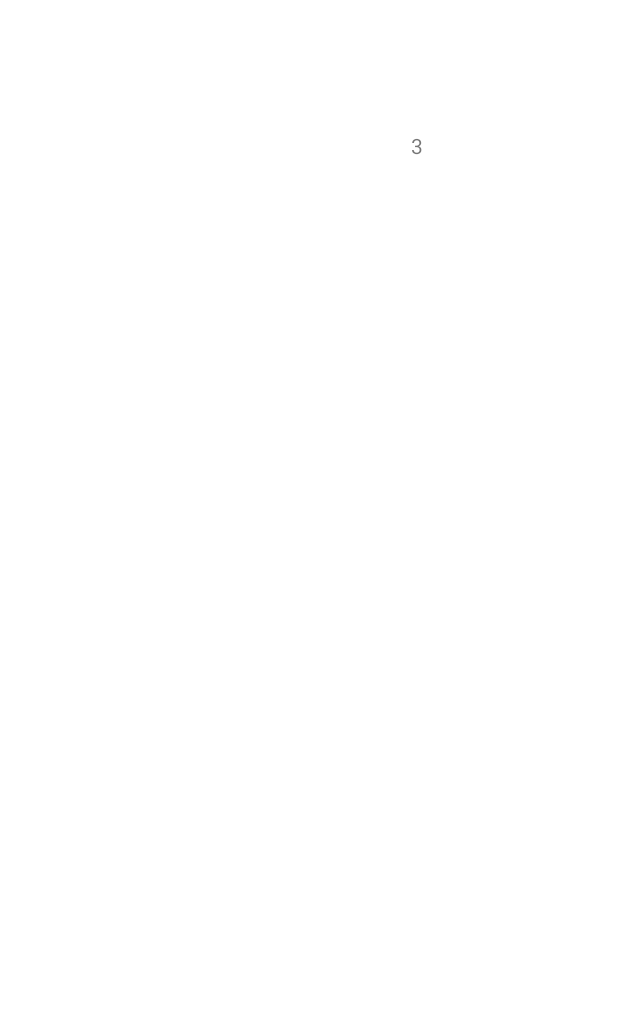
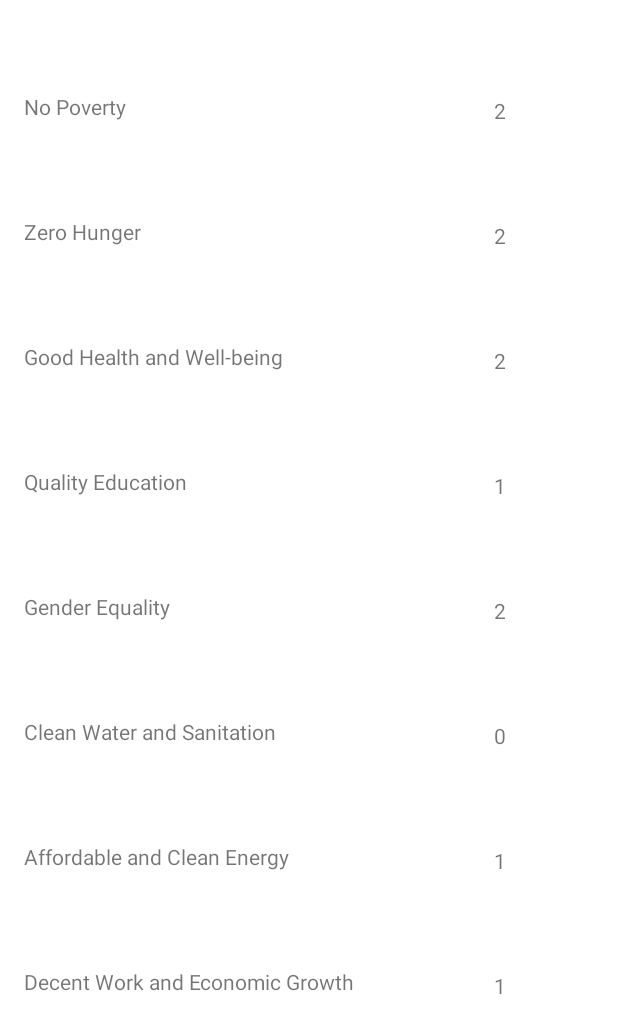
Before and after one commit to jsubrata12/INFS3605, an Android app: the SDGActivity screen opened directly, with no data from a screen before it, on a phone screen of 412 x 824 dp. Before the commit the part shown is almost empty. Shown: the top 1033 px of the screen. Run offline under Robolectric (Android 15) with nearby library versions, the phone set to English and light mode, and no system bars.

Commit message:
Updated SDG List and UI

```diff
--- a/app/src/main/java/com/example/infs3605/ProjectAdapter.java
+++ b/app/src/main/java/com/example/infs3605/ProjectAdapter.java
@@ -38,6 +38,7 @@ public class ProjectAdapter extends RecyclerView.Adapter<ProjectViewHolder>{
         Project project = listProject.get(position);
         holder.name.setText(project.getProjectName());
         // If the topic boolean isCompleted is true, a completed icon ImageView is set Visible
+
         holder.itemView.setTag(project.getProjectName());
     }
 
--- a/app/src/main/java/com/example/infs3605/SDG.java
+++ b/app/src/main/java/com/example/infs3605/SDG.java
@@ -1,47 +1,58 @@
 package com.example.infs3605;
 
-import androidx.room.ColumnInfo;
-import androidx.room.Entity;
-import androidx.room.PrimaryKey;
+import java.util.ArrayList;
 
-@Entity(tableName = "SDG")
 public class SDG {
-    @PrimaryKey(autoGenerate = true)
-    public int sdgID;
-    @ColumnInfo(name = "SDG")
-    public String sdg;
-    @ColumnInfo(name = "Points")
-    public int points;
+    private String sdgName;
 
-    public SDG(int sdgID, String sdg, int points) {
-        this.sdgID = sdgID;
-        this.sdg = sdg;
-        this.points = points;
-    }
-    public int getSdgID() {
-        return sdgID;
+    public SDG(String sdgName) {
+        this.sdgName = sdgName;
     }
 
-    public SDG setSdgID(int sdgID) {
-        this.sdgID = sdgID;
+    public SDG() {
+
+    }
+
+    public String getSdgName() {
+        return sdgName;
+    }
+
+    public SDG setSdgName(String sdgName) {
+        this.sdgName = sdgName;
         return this;
     }
 
-    public String getSdg() {
-        return sdg;
+    public static ArrayList<SDG> getSDG(){
+        ArrayList<SDG> sdgs = new ArrayList<>();
+        sdgs.add(new SDG("No Poverty"));
+        sdgs.add(new SDG("Zero Hunger"));
+        sdgs.add(new SDG("Good Health and Well-being"));
+        sdgs.add(new SDG("Quality Education"));
+        sdgs.add(new SDG("Gender Equality"));
+        sdgs.add(new SDG("Clean Water and Sanitation"));
+        sdgs.add(new SDG("Affordable and Clean Energy"));
+        sdgs.add(new SDG("Decent Work and Economic Growth"));
+        sdgs.add(new SDG("Industry, Innovation and Infrastructure"));
+        sdgs.add(new SDG("Reduced Inequalities"));
+        sdgs.add(new SDG("Sustainable Cities and Communities"));
+        sdgs.add(new SDG("Responsible Consumption and Production"));
+        sdgs.add(new SDG("Climate Action"));
+        sdgs.add(new SDG("Life Below Water"));
+        sdgs.add(new SDG("Life on Land"));
+        sdgs.add(new SDG("Peace, Justice and Strong Institutions"));
+        sdgs.add(new SDG("Partnerships for the Goals"));
+
+        return sdgs;
     }
 
-    public SDG setSdg(String sdg) {
-        this.sdg = sdg;
-        return this;
+    public static SDG getSDG(String name){
+        ArrayList<SDG> sdgs = SDG.getSDG();
+        for(SDG sdg: sdgs){
+            if(sdg.getSdgName().equals(name)){
+                return sdg;
+            }
+        }
+        return null;
     }
 
-    public int getPoints() {
-        return points;
-    }
-
-    public SDG setPoints(int points) {
-        this.points = points;
-        return this;
-    }
 }
--- a/app/src/main/java/com/example/infs3605/SDGActivity.java
+++ b/app/src/main/java/com/example/infs3605/SDGActivity.java
@@ -2,9 +2,11 @@ package com.example.infs3605;
 
 import android.os.Bundle;
 import android.util.Log;
+import android.view.View;
 import android.widget.TextView;
 
 import androidx.appcompat.app.AppCompatActivity;
+import androidx.recyclerview.widget.LinearLayoutManager;
 import androidx.recyclerview.widget.RecyclerView;
 
 import com.google.android.gms.common.util.ArrayUtils;
@@ -22,24 +24,32 @@ import java.util.concurrent.Executors;
 
 public class SDGActivity extends AppCompatActivity {
     TextView test;
+    RecyclerView sdgRv;
+    SDGAdapter sdgAdapter;
     Project project = new Project();
+    SDG sdg = new SDG();
 
     @Override
     protected void onCreate(Bundle savedInstanceState) {
         super.onCreate(savedInstanceState);
         setContentView(R.layout.activity_sdgs);
 
-        test = findViewById(R.id.sdgPoint);
+        test = findViewById(R.id.sdgCount);
+        sdgRv = findViewById(R.id.sdgRV);
 
-        ArrayList<Project> projects = project.getProject();
+        sdgRv.setHasFixedSize(true);
+        RecyclerView.LayoutManager layoutManager = new LinearLayoutManager(getApplicationContext());
+        sdgRv.setLayoutManager(layoutManager);
 
-        int count = 0;
+        SDGAdapter.OnItemClickListener clickListener = new SDGAdapter.OnItemClickListener() {
+            @Override
+            public void onClick(View view, String id) {
+            }
+        };
 
-        for (Project s : projects) {
-            if (s.isSdg15() == true) {
-                count++;
-                test.setText(Integer.toString(count));
-            }
-        }
+        List<SDG> sdgList = SDG.getSDG();
+
+        sdgAdapter = new SDGAdapter((ArrayList<SDG>) sdgList, clickListener);
+        sdgRv.setAdapter(sdgAdapter);
     }
 }
--- /dev/null
+++ b/app/src/main/java/com/example/infs3605/SDGAdapter.java
@@ -0,0 +1,138 @@
+package com.example.infs3605;
+
+import android.view.LayoutInflater;
+import android.view.View;
+import android.view.ViewGroup;
+import android.widget.TextView;
+
+import androidx.annotation.NonNull;
+import androidx.recyclerview.widget.RecyclerView;
+
+import java.util.ArrayList;
+
+public class SDGAdapter extends RecyclerView.Adapter<SDGViewHolder>{
+    private static final String TAG = "Tag";
+    private final ArrayList<SDG> listSDG;
+    private final SDGAdapter.OnItemClickListener listListener;
+
+    public interface OnItemClickListener{
+        void onClick(View view, String id);
+    }
+
+    public SDGAdapter(ArrayList<SDG> lists, SDGAdapter.OnItemClickListener clickListener){
+        listSDG = lists;
+        listListener = clickListener;
+    }
+
+    @NonNull
+    @Override
+    public SDGViewHolder onCreateViewHolder(@NonNull ViewGroup parent, int viewType) {
+        View view = LayoutInflater.from(parent.getContext()).inflate(R.layout.sdg_list_row, parent, false);
+        return new SDGViewHolder(view, listListener);
+    }
+
+    @Override
+    public void onBindViewHolder(@NonNull SDGViewHolder holder, int position){
+        SDG sdg = listSDG.get(position);
+        holder.name.setText(sdg.getSdgName());
+
+        Project project = new Project();
+        ArrayList<Project> projects = project.getProject();
+        int count = 0;
+
+        for (Project s : projects) {
+            if (sdg.getSdgName().equals("No Poverty") && s.isSdg1() == true) {
+                count++;
+                holder.count.setText(Integer.toString(count));
+            }
+            if (sdg.getSdgName().equals("Zero Hunger") && s.isSdg2() == true) {
+                count++;
+                holder.count.setText(Integer.toString(count));
+            }
+            if (sdg.getSdgName().equals("Good Health and Well-being") && s.isSdg3() == true) {
+                count++;
+                holder.count.setText(Integer.toString(count));
+            }
+            if (sdg.getSdgName().equals("Quality Education") && s.isSdg4() == true) {
+                count++;
+                holder.count.setText(Integer.toString(count));
+            }
+            if (sdg.getSdgName().equals("Gender Equality") && s.isSdg5() == true) {
+                count++;
+                holder.count.setText(Integer.toString(count));
+            }
+            if (sdg.getSdgName().equals(" Clean Water and Sanitation") && s.isSdg6() == true) {
+                count++;
+                holder.count.setText(Integer.toString(count));
+            }
+            if (sdg.getSdgName().equals("Affordable and Clean Energy") && s.isSdg7() == true) {
+                count++;
+                holder.count.setText(Integer.toString(count));
+            }
+            if (sdg.getSdgName().equals("Decent Work and Economic Growth") && s.isSdg8() == true) {
+                count++;
+                holder.count.setText(Integer.toString(count));
+            }
+            if (sdg.getSdgName().equals("Industry, Innovation and Infrastructure") && s.isSdg9() == true) {
+                count++;
+                holder.count.setText(Integer.toString(count));
+            }
+            if (sdg.getSdgName().equals("Reduced Inequalities") && s.isSdg10() == true) {
+                count++;
+                holder.count.setText(Integer.toString(count));
+            }
+            if (sdg.getSdgName().equals("Sustainable Cities and Communities") && s.isSdg11() == true) {
+                count++;
+                holder.count.setText(Integer.toString(count));
+            }
+            if (sdg.getSdgName().equals("Responsible Consumption and Production") && s.isSdg12() == true) {
+                count++;
+                holder.count.setText(Integer.toString(count));
+            }
+            if (sdg.getSdgName().equals("Climate Action") && s.isSdg13() == true) {
+                count++;
+                holder.count.setText(Integer.toString(count));
+            }
+            if (sdg.getSdgName().equals("Life Below Water") && s.isSdg14() == true) {
+                count++;
+                holder.count.setText(Integer.toString(count));
+            }
+            if (sdg.getSdgName().equals("Life on Land") && s.isSdg15() == true) {
+                count++;
+                holder.count.setText(Integer.toString(count));
+            }
+            if (sdg.getSdgName().equals("Peace, Justice and Strong Institutions") && s.isSdg16() == true) {
+                count++;
+                holder.count.setText(Integer.toString(count));
+            }
+            if (sdg.getSdgName().equals("Partnerships for the Goals") && s.isSdg17() == true) {
+                count++;
+                holder.count.setText(Integer.toString(count));
+            }
+        }
+
+        holder.itemView.setTag(sdg.getSdgName());
+    }
+
+    @Override
+    public int getItemCount(){
+        return listSDG.size();
+    }
+}
+
+class SDGViewHolder extends RecyclerView.ViewHolder implements View.OnClickListener{
+    public TextView name, count;
+    private SDGAdapter.OnItemClickListener clickListener;
+
+    public SDGViewHolder(@NonNull View itemView, SDGAdapter.OnItemClickListener listListener){
+        super(itemView);
+        this.clickListener = listListener;
+        itemView.setOnClickListener(this);
+        name = itemView.findViewById(R.id.sdgName);
+        count = itemView.findViewById(R.id.sdgCount);
+    }
+
+    @Override
+    public void onClick(View view){
+        clickListener.onClick(view, (String) view.getTag());}
+}
--- a/app/src/main/res/layout/activity_sdgs.xml
+++ b/app/src/main/res/layout/activity_sdgs.xml
@@ -5,13 +5,10 @@
     android:layout_width="match_parent"
     android:layout_height="match_parent">
 
-    <TextView
-        android:id="@+id/sdgPoint"
-        android:layout_width="wrap_content"
-        android:layout_height="wrap_content"
-        android:layout_marginStart="274dp"
-        android:layout_marginTop="87dp"
-        android:text="TextView"
-        app:layout_constraintStart_toStartOf="parent"
-        app:layout_constraintTop_toTopOf="parent" />
+    <androidx.recyclerview.widget.RecyclerView
+        android:id="@+id/sdgRV"
+        android:layout_width="409dp"
+        android:layout_height="729dp"
+        tools:layout_editor_absoluteX="1dp"
+        tools:layout_editor_absoluteY="1dp" />
 </androidx.constraintlayout.widget.ConstraintLayout>
--- /dev/null
+++ b/app/src/main/res/layout/sdg_list_row.xml
@@ -0,0 +1,27 @@
+<?xml version="1.0" encoding="utf-8"?>
+<androidx.constraintlayout.widget.ConstraintLayout xmlns:android="http://schemas.android.com/apk/res/android"
+    xmlns:app="http://schemas.android.com/apk/res-auto"
+    xmlns:tools="http://schemas.android.com/tools"
+    android:layout_width="match_parent"
+    android:layout_height="wrap_content">
+
+    <TextView
+        android:id="@+id/sdgName"
+        android:layout_width="wrap_content"
+        android:layout_height="wrap_content"
+        android:layout_marginStart="16dp"
+        android:layout_marginTop="61dp"
+        android:text="TextView"
+        app:layout_constraintStart_toStartOf="parent"
+        app:layout_constraintTop_toTopOf="parent" />
+
+    <TextView
+        android:id="@+id/sdgCount"
+        android:layout_width="wrap_content"
+        android:layout_height="wrap_content"
+        android:layout_marginStart="329dp"
+        android:layout_marginTop="64dp"
+        android:text="0"
+        app:layout_constraintStart_toStartOf="parent"
+        app:layout_constraintTop_toTopOf="parent" />
+</androidx.constraintlayout.widget.ConstraintLayout>
```
Also changed, not shown: app/src/main/java/com/example/infs3605/SDGDao.java (deleted, +0 -8 lines), app/src/main/java/com/example/infs3605/SDGDatabase.java (deleted, +0 -21 lines).
